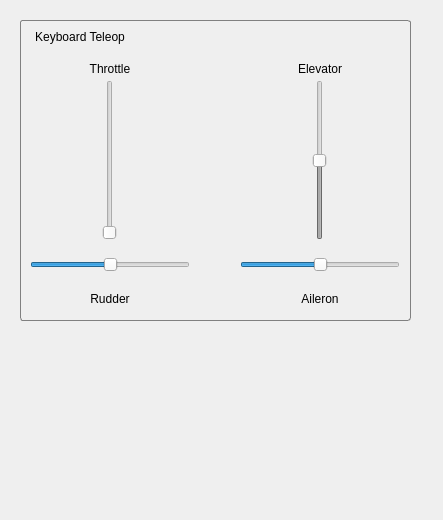
Qt form rqt_rotors/resource/teleop_widget.ui (pvechersky/rotors_simulator) before a commit.
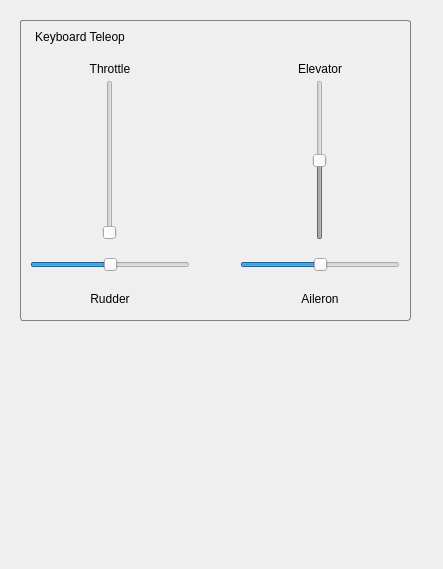
The same form after that commit.

Commit message: Adding a GUI button to set the GLOBAL_POSITION_INT stream rate

The edit to the form file:
```diff
--- a/rqt_rotors/resource/teleop_widget.ui
+++ b/rqt_rotors/resource/teleop_widget.ui
@@ -7,7 +7,7 @@
     <x>0</x>
     <y>0</y>
     <width>443</width>
-    <height>520</height>
+    <height>569</height>
    </rect>
   </property>
   <property name="sizePolicy">
@@ -19,7 +19,7 @@
   <property name="minimumSize">
    <size>
     <width>443</width>
-    <height>520</height>
+    <height>569</height>
    </size>
   </property>
   <property name="windowTitle">
```
The commit also changes 2 other files.
